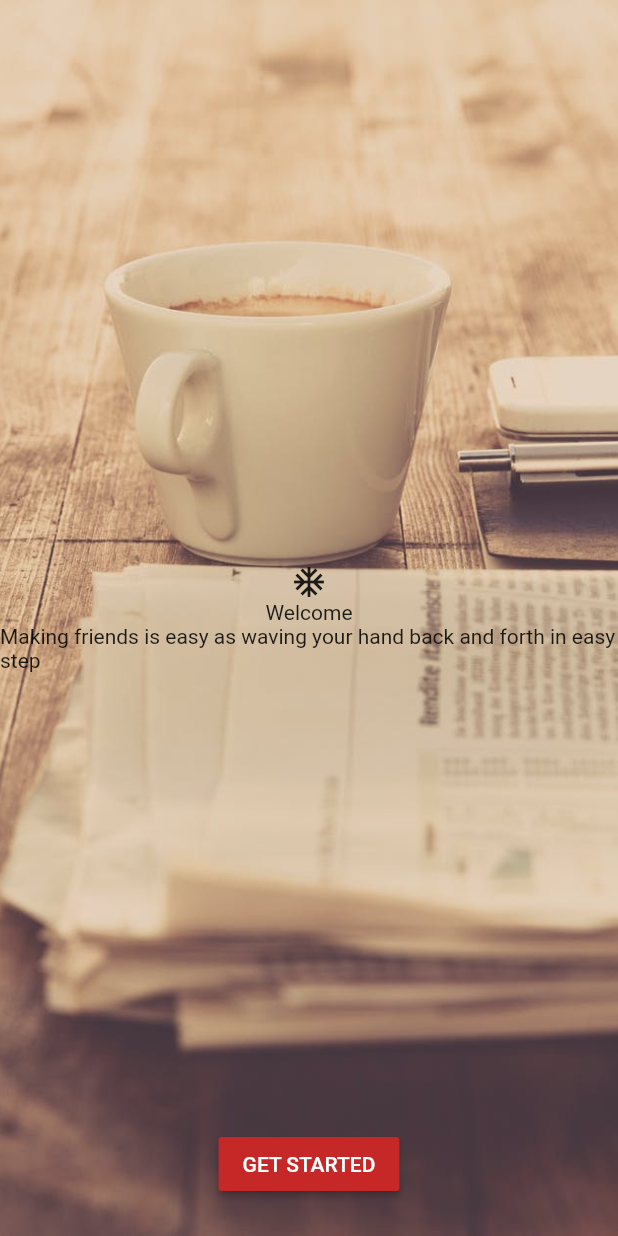
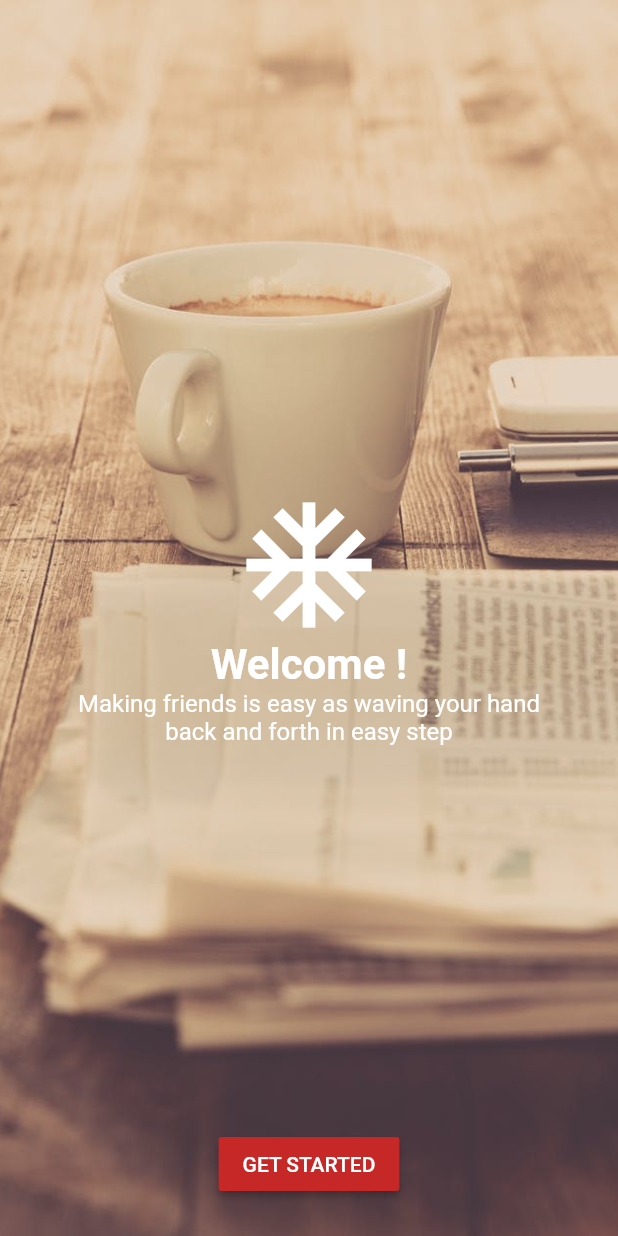
Before and after one commit to smailiAbdelkarim/newsApplication, a Flutter app: the screen it shows after launch, on a phone screen of 412 x 824 dp. Run offline on Flutter 3.47's test engine with Material 2 defaults, Android fonts, the phone set to English and light mode, and no system bars.

Commit message:
text positioning and styling

```diff
--- a/lib/onboarding.dart
+++ b/lib/onboarding.dart
@@ -30,9 +30,26 @@ class _OnBoardingState extends State<OnBoarding> {
                              crossAxisAlignment: CrossAxisAlignment.center,  //
                              mainAxisAlignment: MainAxisAlignment.center, // relation with content
                              children: <Widget>[
-                             Icon(Icons.ac_unit),
-                             Text("Welcome"),
-                             Text("Making friends is easy as waving your hand back and forth in easy step"),
+                             Icon(Icons.ac_unit,size: 100,color: Colors.white,),
+                             Text("Welcome !",
+
+                                 style:TextStyle(
+                                  color: Colors.white,
+                                  fontSize: 28,
+                                  fontWeight: FontWeight.bold
+                             ),
+                             textAlign: TextAlign.center,
+                             ),
+                             Padding(
+                               padding: const EdgeInsets.only(left: 48,right: 48),
+                               child: Text("Making friends is easy as waving your hand back and forth in easy step",
+                               style: TextStyle(
+                                   color: Colors.white,
+                                   fontSize: 16
+
+                               ),
+                               textAlign: TextAlign.center,),
+                             ),
                            ],
                            )
                      ],
```
